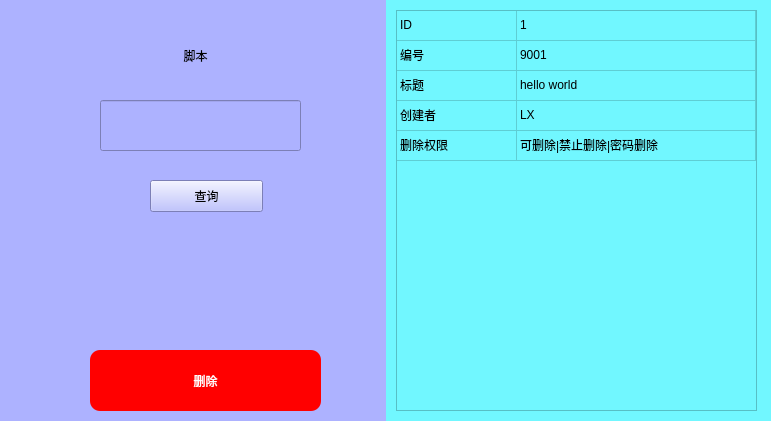
This is UI/deleteJS.ui in LX-sys/scriptmanagement as Qt 5 draws it before an edit. The edited form follows.
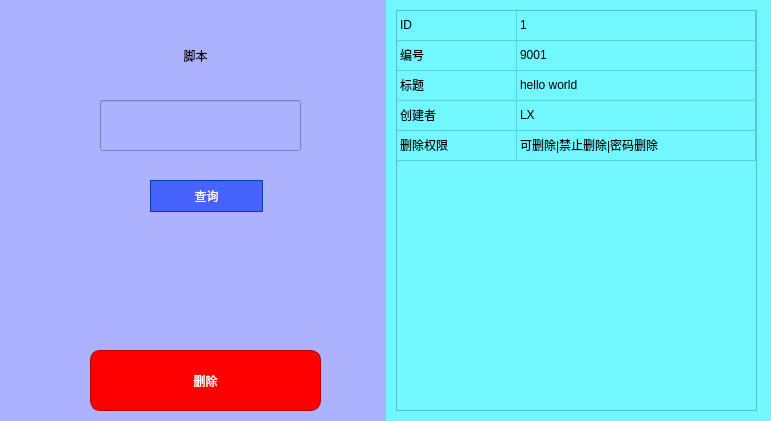
This is the edited form.

Commit message: 优化删除脚本UI

```diff
--- a/UI/deleteJS.ui
+++ b/UI/deleteJS.ui
@@ -25,6 +25,11 @@
   <property name="windowTitle">
    <string>Form</string>
   </property>
+  <property name="styleSheet">
+   <string notr="true">QWidget{
+	font: 12pt &quot;黑体&quot;;
+}</string>
+  </property>
   <layout class="QGridLayout" name="gridLayout">
    <property name="leftMargin">
     <number>0</number>
@@ -98,6 +103,16 @@
         <height>32</height>
        </rect>
       </property>
+      <property name="styleSheet">
+       <string notr="true">QPushButton{
+	background-color: rgb(71, 99, 255);
+	color: rgb(255, 255, 255);
+	border:1px solid rgb(0, 61, 182);
+}
+QPushButton:pressed{
+	background-color: rgb(0, 53, 159);
+}</string>
+      </property>
       <property name="text">
        <string>查询</string>
       </property>
@@ -113,10 +128,14 @@
       </property>
       <property name="styleSheet">
        <string notr="true">QPushButton{
-	background-color: rgb(255, 0, 0);
+	background-color: red;
+	border:1px solid rgb(179, 0, 0);
 	border-radius:10px;
 	color: rgb(255, 255, 255);
 	font: 24pt &quot;Baoli SC&quot;;
+}
+QPushButton:pressed{
+	background-color: rgb(139, 0, 0);
 }</string>
       </property>
       <property name="text">
```
The commit also changes 2 other files.
